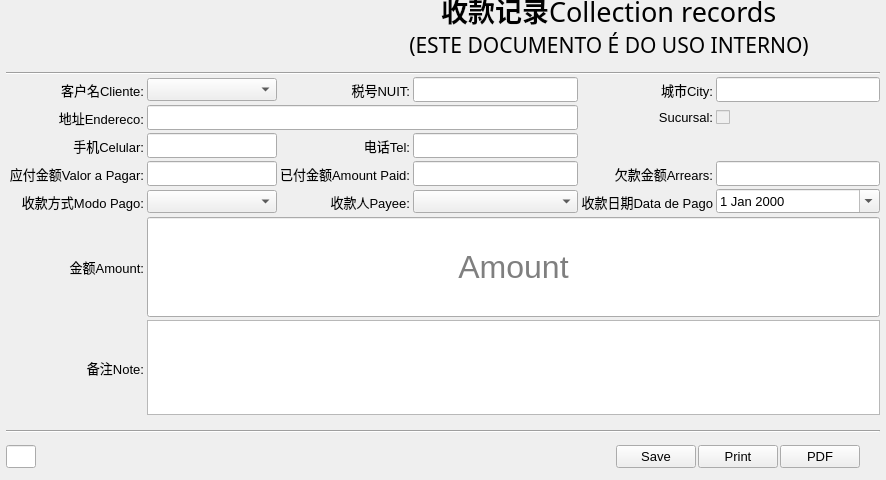
Above: Ui/FormReceivableEdit.ui from golden7602/zion before the change. Below: the same form after it.
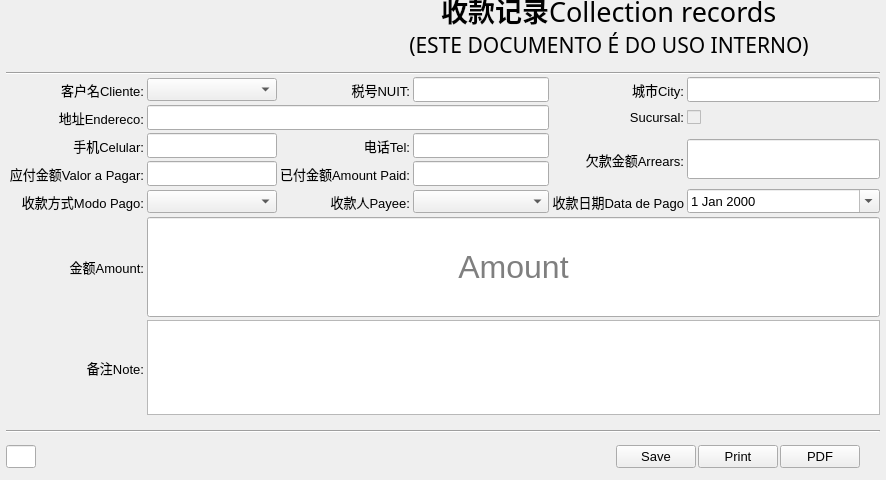
That is the form after the change. Icons and pictures are not drawn.

The edit to the form file:
```diff
--- a/Ui/FormReceivableEdit.ui
+++ b/Ui/FormReceivableEdit.ui
@@ -265,7 +265,7 @@
         <string/>
        </property>
        <property name="clearButtonEnabled">
-        <bool>true</bool>
+        <bool>false</bool>
        </property>
       </widget>
      </item>
@@ -471,28 +471,6 @@
        </property>
       </widget>
      </item>
-     <item row="3" column="5">
-      <widget class="QLabel" name="label_15">
-       <property name="minimumSize">
-        <size>
-         <width>0</width>
-         <height>25</height>
-        </size>
-       </property>
-       <property name="sizeIncrement">
-        <size>
-         <width>0</width>
-         <height>25</height>
-        </size>
-       </property>
-       <property name="text">
-        <string>欠款金额Arrears:</string>
-       </property>
-       <property name="alignment">
-        <set>Qt::AlignRight|Qt::AlignTrailing|Qt::AlignVCenter</set>
-       </property>
-      </widget>
-     </item>
      <item row="0" column="6">
       <widget class="QLineEdit" name="fCity">
        <property name="minimumSize">
@@ -511,7 +489,7 @@
         <bool>true</bool>
        </property>
        <property name="clearButtonEnabled">
-        <bool>true</bool>
+        <bool>false</bool>
        </property>
       </widget>
      </item>
@@ -580,7 +558,7 @@
         <set>Qt::AlignRight|Qt::AlignTrailing|Qt::AlignVCenter</set>
        </property>
        <property name="clearButtonEnabled">
-        <bool>true</bool>
+        <bool>false</bool>
        </property>
       </widget>
      </item>
@@ -594,28 +572,6 @@
        </property>
       </widget>
      </item>
-     <item row="3" column="6">
-      <widget class="QLineEdit" name="fArrears">
-       <property name="minimumSize">
-        <size>
-         <width>0</width>
-         <height>25</height>
-        </size>
-       </property>
-       <property name="sizeIncrement">
-        <size>
-         <width>0</width>
-         <height>25</height>
-        </size>
-       </property>
-       <property name="alignment">
-        <set>Qt::AlignRight|Qt::AlignTrailing|Qt::AlignVCenter</set>
-       </property>
-       <property name="clearButtonEnabled">
-        <bool>true</bool>
-       </property>
-      </widget>
-     </item>
      <item row="5" column="0">
       <widget class="QLabel" name="label_20">
        <property name="minimumSize">
@@ -800,8 +756,65 @@
         <bool>true</bool>
        </property>
        <property name="clearButtonEnabled">
+        <bool>false</bool>
+       </property>
+      </widget>
+     </item>
+     <item row="2" column="5" rowspan="2">
+      <widget class="QLabel" name="label_15">
+       <property name="minimumSize">
+        <size>
+         <width>0</width>
+         <height>25</height>
+        </size>
+       </property>
+       <property name="sizeIncrement">
+        <size>
+         <width>0</width>
+         <height>25</height>
+        </size>
+       </property>
+       <property name="text">
+        <string>欠款金额Arrears:</string>
+       </property>
+       <property name="alignment">
+        <set>Qt::AlignRight|Qt::AlignTrailing|Qt::AlignVCenter</set>
+       </property>
+      </widget>
+     </item>
+     <item row="2" column="6" rowspan="2">
+      <widget class="QLineEdit" name="fArrears">
+       <property name="minimumSize">
+        <size>
+         <width>0</width>
+         <height>40</height>
+        </size>
+       </property>
+       <property name="sizeIncrement">
+        <size>
+         <width>0</width>
+         <height>25</height>
+        </size>
+       </property>
+       <property name="font">
+        <font>
+         <pointsize>14</pointsize>
+         <weight>75</weight>
+         <bold>true</bold>
+        </font>
+       </property>
+       <property name="focusPolicy">
+        <enum>Qt::NoFocus</enum>
+       </property>
+       <property name="alignment">
+        <set>Qt::AlignRight|Qt::AlignTrailing|Qt::AlignVCenter</set>
+       </property>
+       <property name="readOnly">
         <bool>true</bool>
        </property>
+       <property name="clearButtonEnabled">
+        <bool>false</bool>
+       </property>
       </widget>
      </item>
     </layout>
```
Left out of the diff: 4 changed lines with no effect on the pictures.
